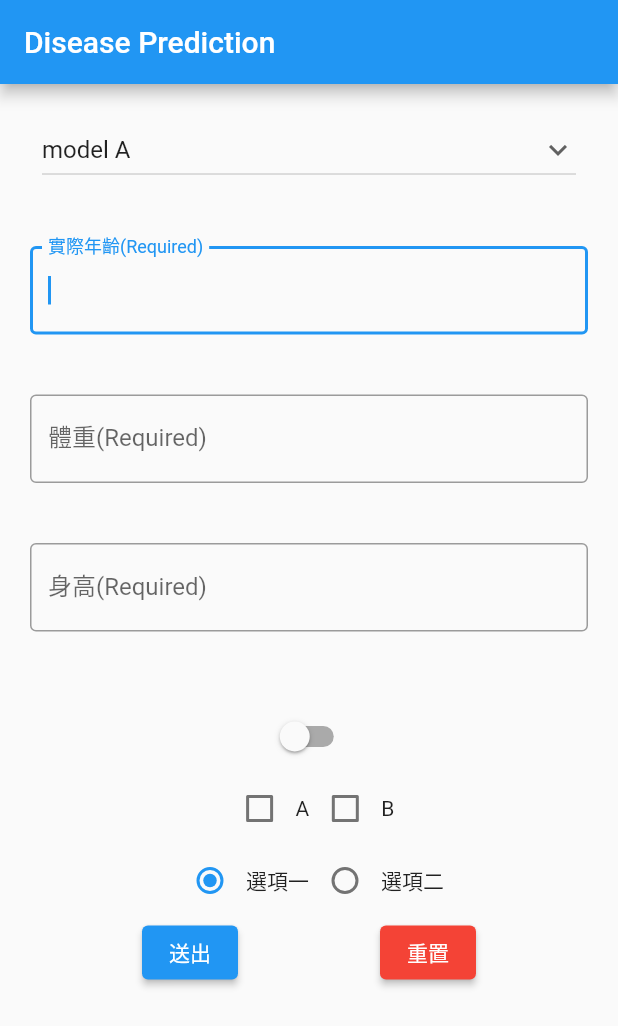
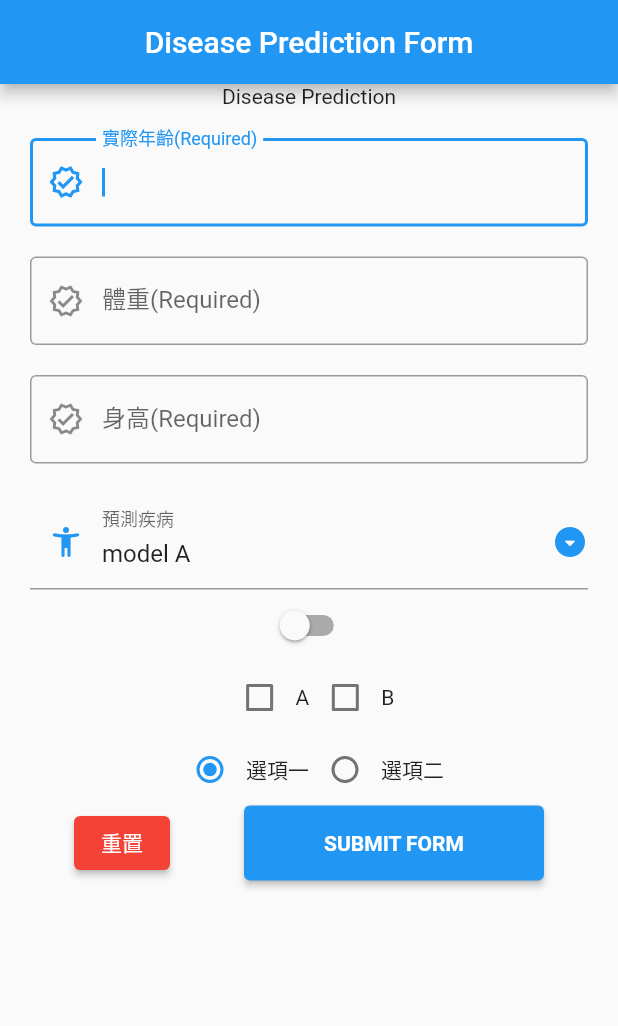
Before and after one commit to Zrn-code/Disease-Prediction-App, a Flutter app: the screen it shows after launch, on a phone screen of 412 x 824 dp. Shown: the top 1026 px of the screen. Run offline on Flutter 3.47's test engine with Material 2 defaults, Android fonts, the phone set to English and light mode, and no system bars.

Commit message:
Adjust UI

```diff
--- a/lib/main.dart
+++ b/lib/main.dart
@@ -9,7 +9,10 @@ class App extends StatelessWidget {
   Widget build(BuildContext context) {
     return MaterialApp(
       home: Scaffold(
-        appBar: AppBar(title: const Text('Disease Prediction')),
+        appBar: AppBar(
+          title: const Text('Disease Prediction Form'),
+          centerTitle: true,
+        ),
         body: const Center(
           child: FormExample(),
         ),
@@ -42,12 +45,13 @@ class _FormExampleState extends State<FormExample> {
   @override
   Widget build(BuildContext context) {
     var ageTextFiled = Container(
-      margin: EdgeInsets.all(20.0),
+      margin: EdgeInsets.only(left: 20, right: 20, top: 20),
       child: TextFormField(
         autofocus: true,
         controller: ageController,
         decoration: InputDecoration(
           border: OutlineInputBorder(),
+          prefixIcon: Icon(Icons.verified_outlined),
           labelText: '實際年齡(Required)',
         ),
         onChanged: (String text) {
@@ -65,12 +69,13 @@ class _FormExampleState extends State<FormExample> {
     );
 
     var weightTextFiled = Container(
-      margin: EdgeInsets.all(20.0),
+      margin: EdgeInsets.only(left: 20, right: 20, top: 20),
       child: TextFormField(
         autofocus: true,
         controller: weightController,
         decoration: InputDecoration(
           border: OutlineInputBorder(),
+          prefixIcon: Icon(Icons.verified_outlined),
           labelText: '體重(Required)',
         ),
         onChanged: (String text) {
@@ -88,12 +93,13 @@ class _FormExampleState extends State<FormExample> {
     );
 
     var heightTextFiled = Container(
-      margin: EdgeInsets.all(20.0),
+      margin: EdgeInsets.only(left: 20, right: 20, top: 20),
       child: TextFormField(
         autofocus: true,
         controller: heightController,
         decoration: InputDecoration(
           border: OutlineInputBorder(),
+          prefixIcon: Icon(Icons.verified_outlined),
           labelText: '身高(Required)',
         ),
         onChanged: (String text) {
@@ -108,11 +114,6 @@ class _FormExampleState extends State<FormExample> {
           return null;
         },
       ),
-    );
-
-    var inputValue = Container(
-      margin: EdgeInsets.all(5),
-      child: Text(value),
     );
 
     var theRadio = Row(
@@ -179,16 +180,21 @@ class _FormExampleState extends State<FormExample> {
     );
 
     var theDropdownButton = Container(
-      margin: EdgeInsets.all(16),
-      padding: EdgeInsets.symmetric(horizontal: 12, vertical: 4),
-      /*decoration: BoxDecoration(
-        border: Border.all(width: 4.0, color: Colors.black),
-        borderRadius: BorderRadius.circular(12),
-      ),*/
-      child: DropdownButton(
+        margin: EdgeInsets.only(left: 20, right: 20, top: 20),
+        child: DropdownButtonFormField(
           value: dropdownValue,
           isExpanded: true,
-        icon: Icon(Icons.keyboard_arrow_down),
+          decoration: InputDecoration(
+              labelText: "預測疾病",
+              prefixIcon: Icon(
+                Icons.accessibility_new_rounded,
+                color: Colors.blue,
+              )),
+          dropdownColor: Colors.blue.shade50,
+          icon: Icon(
+            Icons.arrow_drop_down_circle_rounded,
+            color: Colors.blue,
+          ),
           onChanged: (String? value) {
             print(value);
             setState(() {
@@ -201,8 +207,7 @@ class _FormExampleState extends State<FormExample> {
               child: Text(item),
             );
           }).toList(),
-      ),
-    );
+        ));
 
     var submit = ElevatedButton(
       onPressed: () {
@@ -212,7 +217,9 @@ class _FormExampleState extends State<FormExample> {
           );
         }
       },
-      child: const Text('送出'),
+      style: OutlinedButton.styleFrom(minimumSize: Size(200, 50)),
+      child: Text("Submit Form".toUpperCase(),
+          style: TextStyle(fontWeight: FontWeight.bold)),
     );
 
     var reset = ElevatedButton(
@@ -237,8 +244,8 @@ class _FormExampleState extends State<FormExample> {
     var buttons = Row(
       mainAxisAlignment: MainAxisAlignment.spaceEvenly,
       children: [
+        reset,
         submit,
-        reset,
       ],
     );
 
@@ -246,11 +253,13 @@ class _FormExampleState extends State<FormExample> {
       key: _formKey,
       child: Column(
         children: [
-          theDropdownButton,
+          Text(
+            "Disease Prediction",
+          ),
           ageTextFiled,
           weightTextFiled,
           heightTextFiled,
-          inputValue,
+          theDropdownButton,
           theSwitch,
           theCheckBox,
           theRadio,
```
Lines whose indentation alone changed are shown as unchanged.
